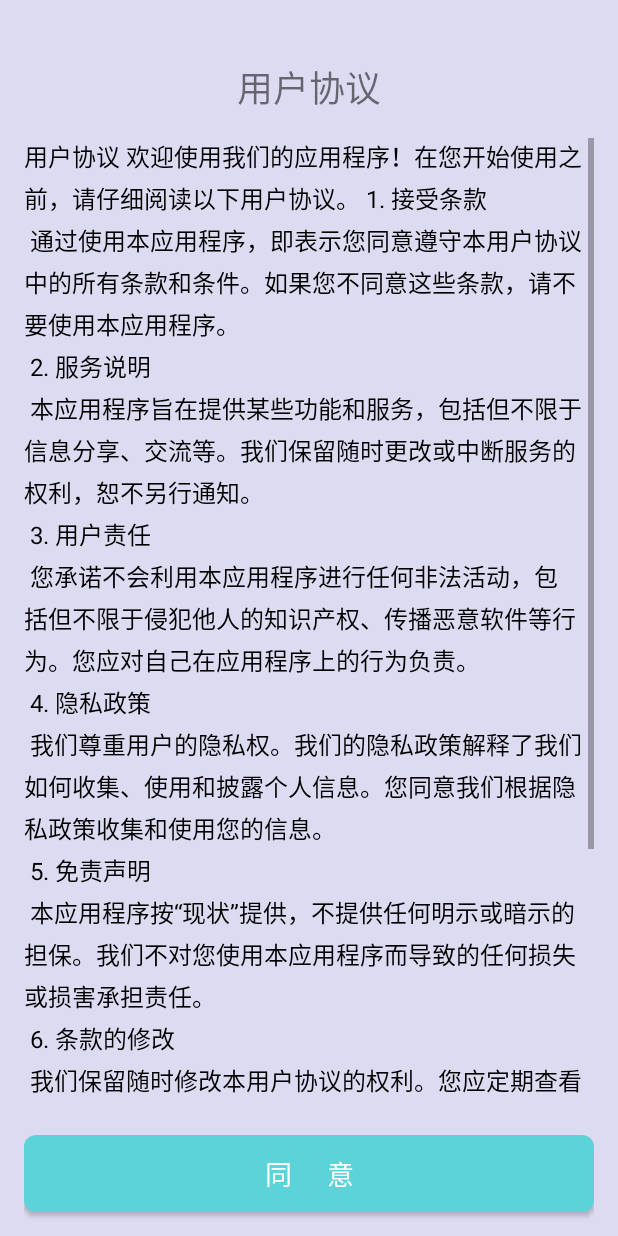
After one commit to LINer710/EmotionManagement, an Android app: the layout activity_user_agreement.xml on its own in the app's theme, with its tools: preview values and no code run, on a phone screen of 412 x 824 dp. The commit adds this screen. Run offline under Robolectric (Android 15) with nearby library versions, the phone set to English and light mode, and no system bars; Roboto replaces fonts that are not available here.

Commit message:
用户协议&&隐私政策

```diff
--- /dev/null
+++ b/app/src/main/res/layout/activity_user_agreement.xml
@@ -0,0 +1,49 @@
+<?xml version="1.0" encoding="utf-8"?>
+<LinearLayout xmlns:android="http://schemas.android.com/apk/res/android"
+    android:layout_width="match_parent"
+    android:layout_height="match_parent"
+    android:orientation="vertical"
+    android:paddingTop="40dp"
+    android:paddingHorizontal="16dp">
+
+    <com.example.emotionmanagement.util.CustomTextView
+        android:id="@+id/textTitle"
+        android:layout_width="match_parent"
+        android:layout_height="wrap_content"
+        android:text="用户协议"
+        android:textSize="24sp"
+        android:textStyle="bold"
+        android:gravity="center"
+        android:layout_marginBottom="16dp"/>
+
+    <ScrollView
+        android:layout_width="match_parent"
+        android:layout_height="0dp"
+        android:layout_weight="1">
+
+        <com.example.emotionmanagement.util.CustomTextView
+            android:id="@+id/textAgreementContent"
+            android:layout_width="match_parent"
+            android:layout_height="wrap_content"
+            android:text="@string/user_agreement_content"
+            android:textSize="16sp"
+            android:lineSpacingExtra="4dp"
+            android:textColor="@android:color/black"
+            android:textColorLink="#807E7E"/>
+
+    </ScrollView>
+
+    <com.example.emotionmanagement.util.CustomButton
+        android:id="@+id/btnAgree"
+        android:layout_width="match_parent"
+        android:layout_height="wrap_content"
+        android:text="同     意"
+        android:textSize="18sp"
+        android:layout_marginTop="16dp"
+        android:background="@drawable/button_rounded_bg"
+        android:textColor="@android:color/white"
+        android:padding="12dp"
+        android:layout_marginBottom="16dp"
+        android:gravity="center"/>
+
+</LinearLayout>
--- a/app/src/main/res/values/strings.xml
+++ b/app/src/main/res/values/strings.xml
@@ -11,4 +11,50 @@
     <string name="login_failed">"Login failed"</string>
     <!-- TODO: Remove or change this placeholder text -->
     <string name="hello_blank_fragment">Hello blank fragment</string>
+    <string name="user_agreement_content">用户协议
+
+欢迎使用我们的应用程序！在您开始使用之前，请仔细阅读以下用户协议。
+
+1. 接受条款\n
+通过使用本应用程序，即表示您同意遵守本用户协议中的所有条款和条件。如果您不同意这些条款，请不要使用本应用程序。\n
+
+2. 服务说明\n
+本应用程序旨在提供某些功能和服务，包括但不限于信息分享、交流等。我们保留随时更改或中断服务的权利，恕不另行通知。\n
+
+3. 用户责任\n
+您承诺不会利用本应用程序进行任何非法活动，包括但不限于侵犯他人的知识产权、传播恶意软件等行为。您应对自己在应用程序上的行为负责。\n
+
+4. 隐私政策\n
+我们尊重用户的隐私权。我们的隐私政策解释了我们如何收集、使用和披露个人信息。您同意我们根据隐私政策收集和使用您的信息。\n
+
+5. 免责声明\n
+本应用程序按“现状”提供，不提供任何明示或暗示的担保。我们不对您使用本应用程序而导致的任何损失或损害承担责任。\n
+
+6. 条款的修改\n
+我们保留随时修改本用户协议的权利。您应定期查看本页面以了解任何变更。继续使用本应用程序将被视为接受修改后的条款。\n
+
+7. 法律适用\n
+本用户协议受中华人民共和国法律管辖，并应根据其解释。与本用户协议相关的任何争议应提交至合适的法院解决。\n
+
+感谢您阅读并同意我们的用户协议。如果您有任何疑问，请联系我们。\n
+
+</string>
+    <string name="privacy_policy_content"> <![CDATA[
+    我们尊重并保护您的个人隐私。本隐私政策解释了我们收集、使用和披露个人信息的方式。我们采用合理的措施保护您的个人信息，并遵守适用的数据保护法律和法规。\n
+
+    1. 信息收集与使用\n
+    我们可能会收集您的个人信息，用于提供服务、改善用户体验和保护安全。您提供的信息将被保密，并且不会出售给第三方。\n
+
+    2. 信息共享\n
+    我们仅在法律允许或您同意的情况下，与第三方共享您的个人信息。\n
+
+    3. 信息保护\n
+    我们采取合理的安全措施保护您的个人信息免遭丢失、滥用、未经授权访问、披露、修改或销毁。\n
+
+    4. 隐私政策的修改\n
+    我们保留随时修改本隐私政策的权利。我们将在网站上发布修改后的政策，并提醒用户注意相关变更。\n
+
+    5. 联系我们\n
+    如果您对本隐私政策有任何疑问或意见，请通过以下方式与我们联系：[您的联系信息]。
+    ]]></string>
 </resources>
```
Also changed, not shown: app/src/main/AndroidManifest.xml (+9 -4 lines), app/src/main/java/com/example/emotionmanagement/ui/main/fragment/PersonalCenterFragment.java (+20 -0 lines), app/src/main/java/com/example/emotionmanagement/ui/usercenter/PrivacyPolicyActivity.java (added, +41 -0 lines), app/src/main/java/com/example/emotionmanagement/ui/usercenter/UserAgreementActivity.java (added, +40 -0 lines), app/src/main/res/layout/activity_privacy_policy.xml (added, +49 -0 lines).
